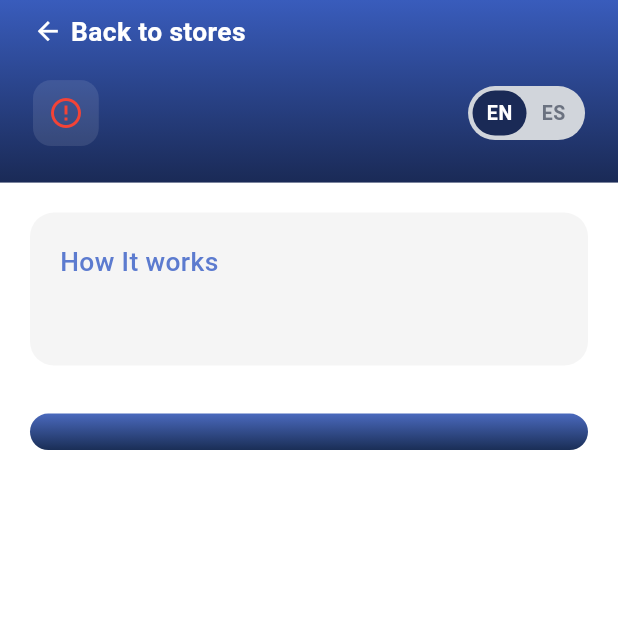
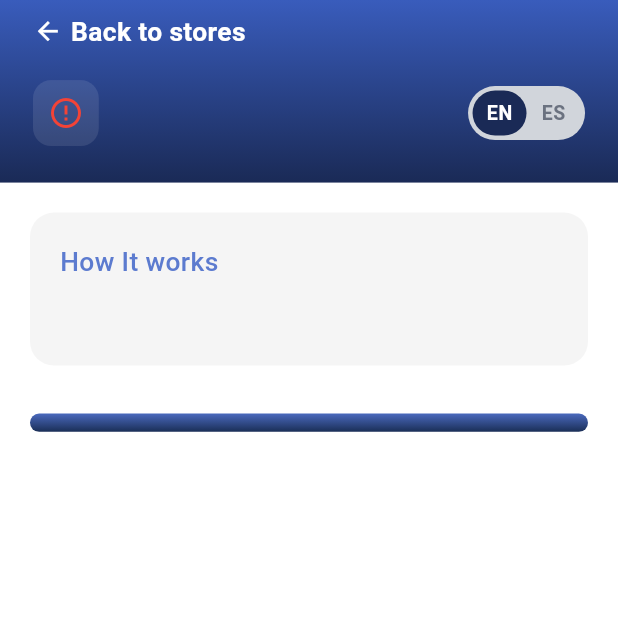
Before and after one commit to backbencherstudio/matthewmoec-app, a Flutter app: the StoreDetailsScreen screen opened directly with empty values, on a phone screen of 412 x 824 dp, the top half of it. Run offline on Flutter 3.47's test engine with Material 3 defaults, Android fonts, the phone set to English and light mode, and no system bars; our stand-ins replace dio, flutter_dotenv, flutter_riverpod, flutter_screenutil, go_router, share_plus and 2 more; missing offline and left inert: google_mlkit_translation; accounts and stored records are empty; network calls fail.

```diff
--- a/lib/features/home/presentation/screens/store_details_screen.dart
+++ b/lib/features/home/presentation/screens/store_details_screen.dart
@@ -8,12 +8,29 @@ import 'package:matthewmoec_app/features/home/presentation/providers/home_provid
 import 'package:matthewmoec_app/l10n/generated/app_localizations.dart';
 import 'package:url_launcher/url_launcher.dart';
 
-class StoreDetailsScreen extends ConsumerWidget {
+class StoreDetailsScreen extends ConsumerStatefulWidget {
   final String slug;
   const StoreDetailsScreen({super.key, required this.slug});
 
   @override
-  Widget build(BuildContext context, WidgetRef ref) {
+  ConsumerState<StoreDetailsScreen> createState() => _StoreDetailsScreenState();
+}
+
+class _StoreDetailsScreenState extends ConsumerState<StoreDetailsScreen> {
+  @override
+  void initState() {
+    super.initState();
+    Future.microtask(() {
+      if (mounted) {
+        ref.invalidate(getStoreDetailsProvider(widget.slug));
+        ref.invalidate(getThisMonthCharitiesProvider);
+      }
+    });
+  }
+
+  @override
+  Widget build(BuildContext context) {
+    final slug = widget.slug;
     final l10n = AppLocalizations.of(context)!;
     final storeAsync = ref.watch(translatedStoreProvider(slug));
 
@@ -68,11 +85,14 @@ class StoreDetailsScreen extends ConsumerWidget {
                   const SizedBox(height: 16),
 
                   // 2. Combined Trust/Charity Card
-                  ref.watch(getThisMonthCharitiesProvider).when(
+                  ref
+                      .watch(getThisMonthCharitiesProvider)
+                      .when(
                         data: (charities) {
                           final charityName = charities.isNotEmpty
-                              ? charities.first.charityOrganizationName ?? ''
-                              : '';
+                              ? charities.first.charityOrganizationName ??
+                                    'Coming Soon'
+                              : 'Coming Soon';
                           return _buildInfoCard(
                             title: l10n.thisMonthsCharity,
                             child: Text(
@@ -93,7 +113,7 @@ class StoreDetailsScreen extends ConsumerWidget {
 
                   // 4. Gradient Button
                   Container(
-                    padding: EdgeInsets.symmetric(vertical: 12.h),
+                    padding: EdgeInsets.symmetric(vertical: 6.h),
                     width: double.infinity,
                     //height: 100,
                     decoration: BoxDecoration(
```
Also changed, not shown: lib/features/home/presentation/screens/home_screen.dart (+23 -3 lines).
